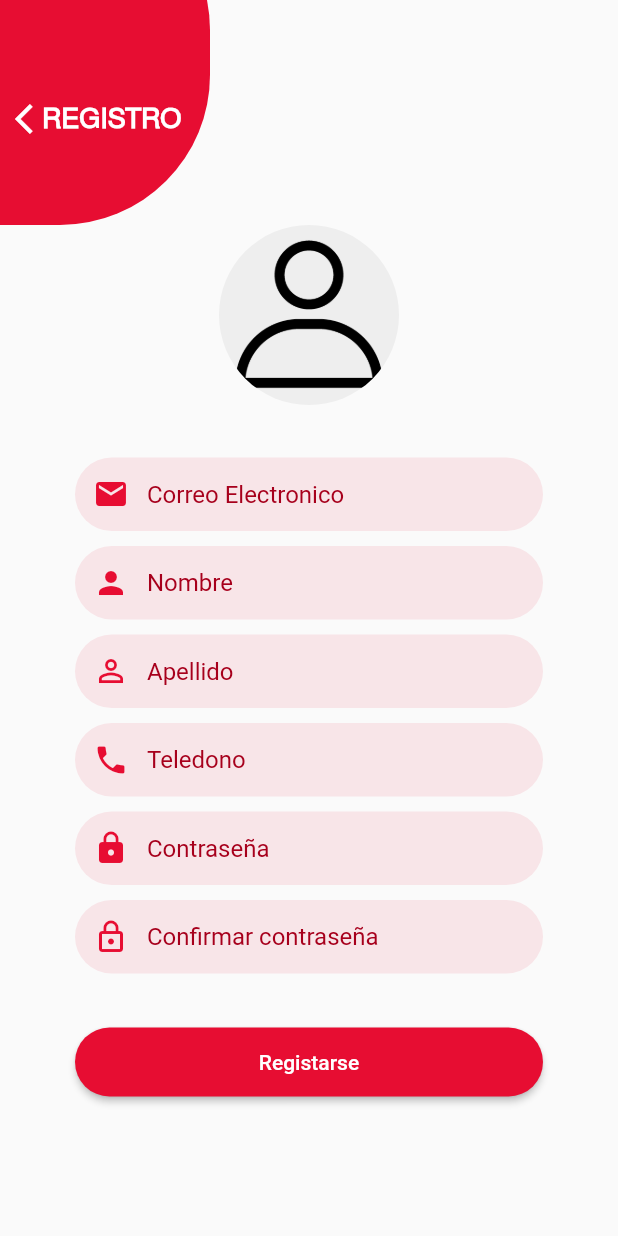
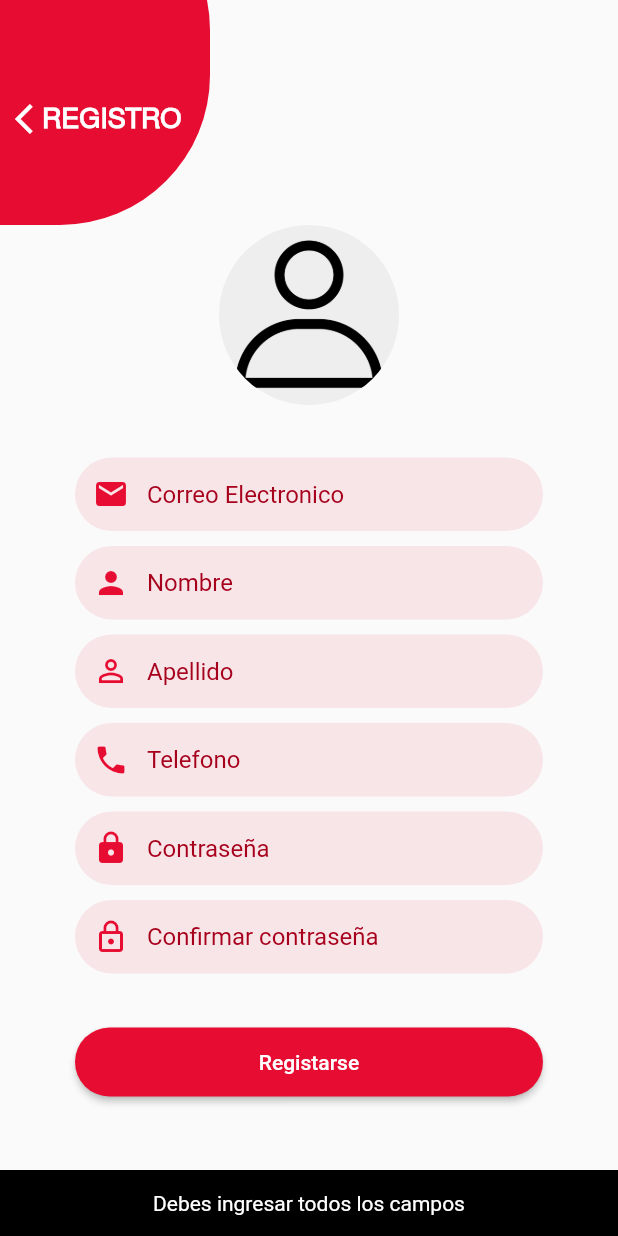
Before and after one commit to AlexMejiaArias/App-delivery-, a Flutter app: the RegisterPage screen opened by its route, after a tap on "Registarse", on a phone screen of 412 x 824 dp. Run offline on Flutter 3.47's test engine with Material 2 defaults, Android fonts, the phone set to English and light mode, and no system bars; our stand-ins replace lottie.

Commit message:
Validaciones en los campos del registro

```diff
--- a/lib/main.dart
+++ b/lib/main.dart
@@ -1,7 +1,7 @@
 // ignore_for_file: prefer_const_constructors
 
-import 'package:delivery_app/src/login/login_page.dart';
-import 'package:delivery_app/src/register/register_page.dart';
+import 'package:delivery_app/src/pages/login/login_page.dart';
+import 'package:delivery_app/src/pages/register/register_page.dart';
 import 'package:delivery_app/src/utils/my_colors.dart';
 import 'package:flutter/material.dart';
 
--- /dev/null
+++ b/lib/src/api/enviroment.dart
@@ -0,0 +1,3 @@
+class Enviroment {
+  static const String API_DELIVERY= '192.168.1.29:3000';
+}
--- a/lib/src/login/login_controller.dart
+++ /dev/null
@@ -1,12 +0,0 @@
-import 'package:flutter/material.dart';
-
-class LoginController {
-  BuildContext context;
-  Future init(BuildContext context){
-    this.context = context;
-  }
-
-  void goToRegisterPage(){
-    Navigator.pushNamed(context, 'register');
-  }
-}
--- /dev/null
+++ b/lib/src/models/response_api.dart
@@ -0,0 +1,45 @@
+// To parse this JSON data, do
+//
+//     final responseApi = responseApiFromJson(jsonString);
+
+import 'dart:convert';
+
+import 'package:delivery_app/src/utils/my_colors.dart';
+
+ResponseApi responseApiFromJson(String str) => ResponseApi.fromJson(json.decode(str));
+
+String responseApiToJson(ResponseApi data) => json.encode(data.toJson());
+
+class ResponseApi {
+
+  String massage;
+  String error;
+  bool succsses;
+  dynamic data;
+
+  ResponseApi({
+    this.massage,
+    this.error,
+    this.succsses,
+  });
+
+
+
+   ResponseApi.fromJson(Map<String, dynamic> json) {
+     massage = json["massage"];
+     error = json["error"];
+     succsses = json["succsses"];
+
+    try {
+      data = json['data'];
+    }catch (error){
+      print('Exeption data $error');
+    }
+  }
+
+  Map<String, dynamic> toJson() => {
+    "message": massage,
+    "error": error,
+    "success": succsses,
+  };
+}
--- /dev/null
+++ b/lib/src/models/user.dart
@@ -0,0 +1,56 @@
+// To parse this JSON data, do
+//
+//     final user = userFromJson(jsonString);
+
+import 'dart:convert';
+
+User userFromJson(String str) => User.fromJson(json.decode(str));
+
+String userToJson(User data) => json.encode(data.toJson());
+
+class User {
+
+  String id;
+  String name;
+  String lastname;
+  String email;
+  String phone;
+  String password;
+  String sessionToken;
+  String image;
+
+
+  User({
+    this.id,
+    this.name,
+    this.lastname,
+    this.email,
+    this.phone,
+    this.password,
+    this.sessionToken,
+    this.image,
+  });
+
+
+  factory User.fromJson(Map<String, dynamic> json) => User(
+    id: json["id"],
+    name: json["name"],
+    lastname: json["lastname"],
+    email: json["email"],
+    phone: json["phone"],
+    password: json["password"],
+    sessionToken: json["session_token"],
+    image: json["image"],
+  );
+
+  Map<String, dynamic> toJson() => {
+    "id": id,
+    "name": name,
+    "lastname": lastname,
+    "email": email,
+    "phone": phone,
+    "password": password,
+    "session_token": sessionToken,
+    "image": image,
+  };
+}
--- /dev/null
+++ b/lib/src/pages/login/login_controller.dart
@@ -0,0 +1,26 @@
+import 'package:flutter/material.dart';
+
+class LoginController {
+
+  BuildContext context;
+
+  //Capturar datos
+  TextEditingController emailController = new TextEditingController();
+  TextEditingController passwordController = new TextEditingController();
+
+  Future init(BuildContext context){
+    this.context = context;
+  }
+
+  void goToRegisterPage(){
+    Navigator.pushNamed(context, 'register');
+  }
+
+  void login(){
+    //Capturamos los datos
+    String email = emailController.text.trim();
+    String password = passwordController.text.trim();
+
+    print('Email: $email , Password: $password');
+  }
+}
--- a/lib/src/login/login_page.dart
+++ b/lib/src/pages/login/login_page.dart
@@ -1,6 +1,6 @@
 // ignore_for_file: prefer_const_constructors
 
-import 'package:delivery_app/src/login/login_controller.dart';
+import 'package:delivery_app/src/pages/login/login_controller.dart';
 import 'package:delivery_app/src/utils/my_colors.dart';
 import 'package:flutter/material.dart';
 import 'package:flutter/scheduler.dart';
@@ -120,6 +120,9 @@ class _LoginPageState extends State<LoginPage> {
 
         ),
         child: TextField(
+          // Coloca un @ en el teclado
+          keyboardType: TextInputType.emailAddress,
+          controller: _con.emailController,
         decoration: InputDecoration(
             hintText: 'Correo Electronico',
             border: InputBorder.none,
@@ -144,6 +147,8 @@ class _LoginPageState extends State<LoginPage> {
 
       ),
       child: TextField(
+        controller: _con.passwordController,
+        obscureText: true,
         decoration: InputDecoration(
             hintText: 'Contraseña',
             border: InputBorder.none,
@@ -163,7 +168,7 @@ class _LoginPageState extends State<LoginPage> {
       width: double.infinity,
       margin: EdgeInsets.symmetric(horizontal: 50,vertical: 30),
       child: ElevatedButton(
-        onPressed: () {},
+        onPressed: _con.login,
         child: Text('Ingresar'),
         style: ElevatedButton.styleFrom(
           primary: MyColors.primaryColor,
--- /dev/null
+++ b/lib/src/pages/register/register_controller.dart
@@ -0,0 +1,78 @@
+import 'package:delivery_app/src/models/response_api.dart';
+import 'package:delivery_app/src/models/user.dart';
+import 'package:delivery_app/src/provider/user_provider.dart';
+import 'package:delivery_app/src/utils/my_snackbar.dart';
+import 'package:flutter/material.dart';
+class RegisterController {
+
+  BuildContext context;
+
+  //Capturar datos
+  TextEditingController emailController = new TextEditingController();
+  TextEditingController nameController = new TextEditingController();
+  TextEditingController lastnameController = new TextEditingController();
+  TextEditingController phoneController = new TextEditingController();
+  TextEditingController passwordController = new TextEditingController();
+  TextEditingController confirmPasswordController = new TextEditingController();
+
+  UsersProvider usersProvider = new UsersProvider();
+
+
+  Future init(BuildContext context){
+    this.context = context;
+    usersProvider.init(context);
+  }
+
+  void goToLoginPage(){
+    Navigator.pushNamed(context, 'login');
+  }
+
+  void register() async{
+    String email = emailController.text.trim();
+    String name =  nameController.text.trim();
+    String lastname = lastnameController.text.trim();
+    String phone = phoneController.text.trim();
+    String password = passwordController.text.trim();
+    String confimrPassword = confirmPasswordController.text.trim();
+
+    //Validadciones
+    //Todos los campos requeridos
+    if(email.isEmpty || name.isEmpty || lastname.isEmpty || phone.isEmpty || password.isEmpty || confimrPassword.isEmpty){
+    MySnackBar.show(context, "Debes ingresar todos los campos");
+      return;
+    }
+
+    //Las claves no coinciden
+    if(password != confimrPassword ){
+      MySnackBar.show(context, "La contraseña no coincide ");
+      return;
+    }
+
+    //Clave minimo 6 carateres
+    if(password.length < 6){
+      MySnackBar.show(context, "La contraseña debe tener minimo 6 caracteres");
+      return;
+    }
+
+
+
+
+    User user = new User(
+      email: email,
+      name: name,
+      lastname: lastname,
+      phone: phone,
+      password: password
+    );
+
+    ResponseApi responseApi = await usersProvider.create(user);
+
+    MySnackBar.show(context, responseApi.massage);
+
+    print('Respuesta ${responseApi.toJson()}');
+
+
+  }
+
+
+}
--- a/lib/src/register/register_page.dart
+++ b/lib/src/pages/register/register_page.dart
@@ -1,4 +1,4 @@
-import 'package:delivery_app/src/register/register_controller.dart';
+import 'package:delivery_app/src/pages/register/register_controller.dart';
 import 'package:delivery_app/src/utils/my_colors.dart';
 import 'package:flutter/material.dart';
 import 'package:flutter/scheduler.dart';
@@ -11,6 +11,7 @@ class RegisterPage extends StatefulWidget {
 }
 
 class _RegisterPageState extends State<RegisterPage> {
+
   RegisterController _con = new RegisterController();
 
   @override
@@ -120,6 +121,8 @@ class _RegisterPageState extends State<RegisterPage> {
 
       ),
       child: TextField(
+        keyboardType: TextInputType.emailAddress,
+        controller: _con.emailController,
         decoration: InputDecoration(
             hintText: 'Correo Electronico',
             border: InputBorder.none,
@@ -143,6 +146,7 @@ class _RegisterPageState extends State<RegisterPage> {
 
       ),
       child: TextField(
+        controller: _con.nameController,
         decoration: InputDecoration(
             hintText: 'Nombre',
             border: InputBorder.none,
@@ -166,6 +170,7 @@ class _RegisterPageState extends State<RegisterPage> {
 
       ),
       child: TextField(
+        controller: _con.lastnameController,
         decoration: InputDecoration(
             hintText: 'Apellido',
             border: InputBorder.none,
@@ -189,8 +194,10 @@ class _RegisterPageState extends State<RegisterPage> {
 
       ),
       child: TextField(
+        keyboardType: TextInputType.phone,
+        controller: _con.phoneController,
         decoration: InputDecoration(
-            hintText: 'Teledono',
+            hintText: 'Telefono',
             border: InputBorder.none,
             contentPadding: EdgeInsets.all(15),
             hintStyle: TextStyle(color: MyColors.primaryOpacityDart),
@@ -212,6 +219,8 @@ class _RegisterPageState extends State<RegisterPage> {
 
       ),
       child: TextField(
+        controller: _con.passwordController,
+        obscureText: true, // hide password
         decoration: InputDecoration(
             hintText: 'Contraseña',
             border: InputBorder.none,
@@ -235,6 +244,8 @@ class _RegisterPageState extends State<RegisterPage> {
 
       ),
       child: TextField(
+        controller: _con.confirmPasswordController,
+        obscureText: true,
         decoration: InputDecoration(
             hintText: 'Confirmar contraseña',
             border: InputBorder.none,
@@ -257,7 +268,7 @@ class _RegisterPageState extends State<RegisterPage> {
       width: double.infinity,
       margin: EdgeInsets.symmetric(horizontal: 50,vertical: 30),
       child: ElevatedButton(
-        onPressed: () {},
+        onPressed: _con.register,
         child: Text('Registarse'),
         style: ElevatedButton.styleFrom(
             primary: MyColors.primaryColor,
--- /dev/null
+++ b/lib/src/provider/user_provider.dart
@@ -0,0 +1,35 @@
+import 'dart:convert';
+import 'package:delivery_app/src/api/enviroment.dart';
+import 'package:delivery_app/src/models/response_api.dart';
+import 'package:delivery_app/src/models/user.dart';
+import 'package:flutter/material.dart';
+import 'package:http/http.dart' as http;
+
+class UsersProvider {
+  String _url = Enviroment.API_DELIVERY;
+  String _api = '/api/users';
+
+  BuildContext context;
+
+  Future init(BuildContext context){
+    this.context = context;
+  }
+
+  Future<ResponseApi> create(User user) async{
+
+    try{
+      Uri url = Uri.http(_url, '$_api/create');
+      String bodyParams = json.encode(user);
+      Map<String,String> headers = {
+        'Content-type':'application/json'
+      };
+      final res = await http.post(url, headers: headers,body: bodyParams);
+      final data = json.decode(res.body);
+      ResponseApi responseApi = ResponseApi.fromJson(data);
+      return responseApi;
+    }catch (error){
+      print('Error $error');
+      return null;
+    }
+  }
+}
--- a/lib/src/register/register_controller.dart
+++ /dev/null
@@ -1,11 +0,0 @@
-import 'package:flutter/material.dart';
-class RegisterController {
-  BuildContext context;
-  Future init(BuildContext context){
-    this.context = context;
-  }
-
-  void goToLoginPage(){
-    Navigator.pushNamed(context, 'login');
-  }
-}
--- /dev/null
+++ b/lib/src/utils/my_snackbar.dart
@@ -0,0 +1,26 @@
+import 'package:flutter/material.dart';
+class MySnackBar {
+  static void show(BuildContext context,String text){
+    if(context == null){
+      return;
+    }
+    FocusScope.of(context).requestFocus(new FocusNode());
+
+    ScaffoldMessenger.of(context).removeCurrentSnackBar();
+    ScaffoldMessenger.of(context).showSnackBar(
+      new SnackBar(
+        content: Text(
+          text,
+          textAlign: TextAlign.center,
+          style: TextStyle(
+            color: Colors.white,
+            fontSize: 14
+          ),
+        ),
+        backgroundColor: Colors.black,
+        duration: Duration(seconds: 3),
+      )
+    );
+
+  }
+}
--- a/pubspec.yaml
+++ b/pubspec.yaml
@@ -30,6 +30,7 @@ dependencies:
   flutter:
     sdk: flutter
   lottie: ^1.2.2
+  http: ^0.13.4
 
 
   # The following adds the Cupertino Icons font to your application.
```
Also changed, not shown: pubspec.lock, 2 other files.
